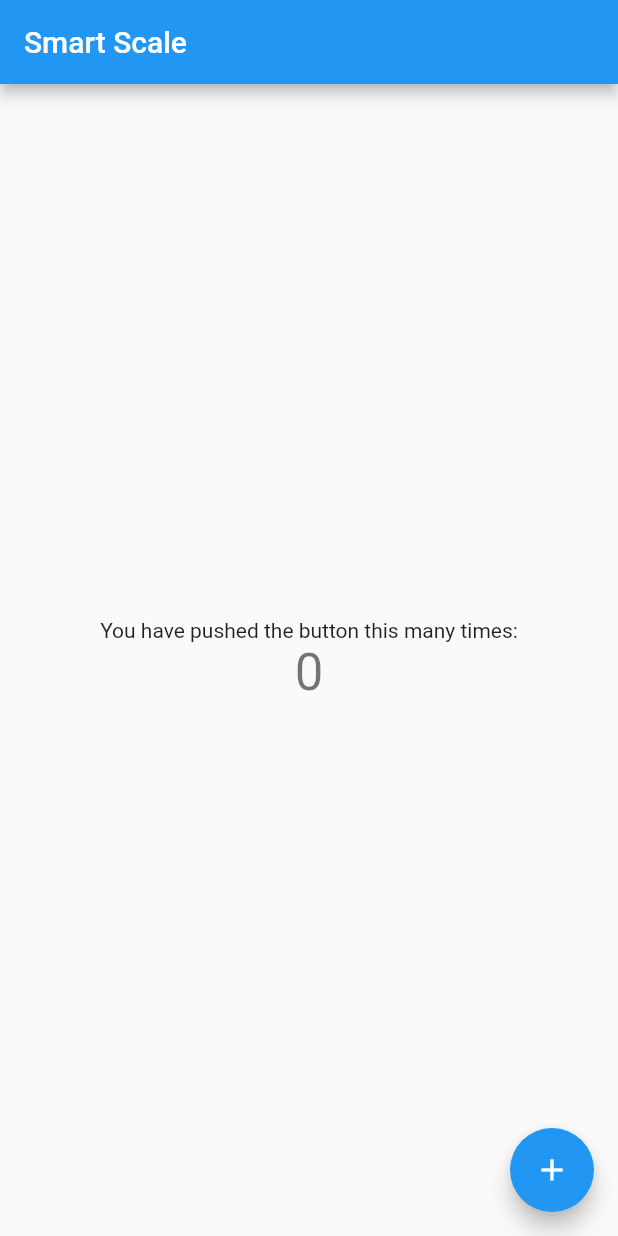
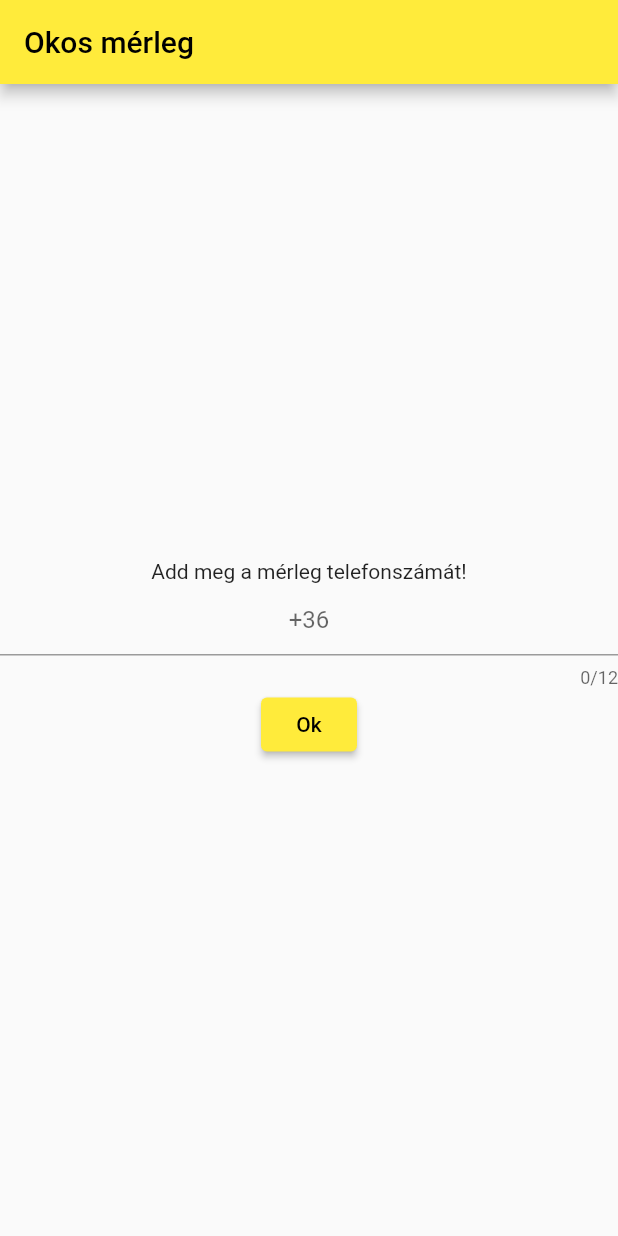
Before and after one commit to tzsombor95/MyFirstFlutter, a Flutter app: the screen it shows after launch, on a phone screen of 412 x 824 dp. Run offline on Flutter 3.47's test engine with Material 2 defaults, Android fonts, the light colour scheme and no system bars; our stand-ins replace shared_preferences.

Commit message:
login screen

```diff
--- a/flutter_native_splash.yaml
+++ b/flutter_native_splash.yaml
@@ -60,7 +60,7 @@ flutter_native_splash:
   #       To show the notification bar, add the following code to your Flutter app:
   #       WidgetsFlutterBinding.ensureInitialized();
   #       SystemChrome.setEnabledSystemUIOverlays([SystemUiOverlay.bottom, SystemUiOverlay.top]);
-  fullscreen: true
+  #fullscreen: true
 
   # If you have changed the name(s) of your info.plist file(s), you can specify the filename(s)
   # with the info_plist_files parameter.  Remove only the # characters in the three lines below,
--- /dev/null
+++ b/lib/login_screen.dart
@@ -0,0 +1,93 @@
+import 'package:flutter/cupertino.dart';
+import 'package:flutter/material.dart';
+import 'package:flutter/services.dart';
+import 'package:shared_preferences/shared_preferences.dart';
+import 'home.dart';
+
+class LoginPage extends StatefulWidget {
+  const LoginPage({Key? key}) : super(key: key);
+
+  @override
+  State<LoginPage> createState() => _MyLoginPageState();
+}
+
+class _MyLoginPageState extends State<LoginPage> {
+  FocusNode focusNode = FocusNode();
+  String hintText = "+36";
+  final _telnumberController = TextEditingController();
+  final _preferenceService = PreferenceService();
+
+  @override
+  void initState() {
+    super.initState();
+    _populateField();
+    focusNode.addListener(() {
+      if (focusNode.hasFocus && _telnumberController.text.isEmpty) {
+        hintText = '';
+      }
+      setState(() {});
+    });
+  }
+
+  void _populateField() async {
+    final tel_number = await _preferenceService.getTelephoneNumber();
+    setState(() {
+      _telnumberController.text = tel_number;
+    });
+  }
+
+
+  @override
+  Widget build(BuildContext context) {
+    return Scaffold(
+      appBar: AppBar(
+        title: Text("Okos mérleg"),
+      ),
+      body: Center(
+        child: Column(
+          mainAxisAlignment: MainAxisAlignment.center,
+          children: <Widget>[
+            const Text(
+              'Add meg a mérleg telefonszámát!',
+            ),
+            TextField(
+              controller: _telnumberController,
+              focusNode: focusNode,
+              keyboardType: TextInputType.number,
+              maxLength: 12,
+              textAlign: TextAlign.center,
+              decoration: InputDecoration(
+                hintText: hintText,
+                )
+              ),
+            ElevatedButton(
+                onPressed: () {
+                  _preferenceService.saveTelephoneNumber(_telnumberController.text);
+                  Navigator.push(
+                    context,
+                    MaterialPageRoute(builder: (context) => MyHomePage(title: 'Okos mérleg')),
+                  );
+                },
+                child: const Text("Ok"))
+          ],
+        ),
+      ), // This trailing comma makes auto-formatting nicer for build methods.
+    );
+  }
+}
+
+class PreferenceService {
+  Future saveTelephoneNumber(String text) async {
+    final preferences = await SharedPreferences.getInstance();
+
+    await preferences.setString("telnumber", text);
+    print("Saved telephone number");
+  }
+
+  Future getTelephoneNumber() async {
+    final preferences = await SharedPreferences.getInstance();
+
+    final telnumber = preferences.getString('telnumber');
+    return telnumber;
+  }
+}
--- a/lib/main.dart
+++ b/lib/main.dart
@@ -1,6 +1,5 @@
 import 'package:flutter/material.dart';
-import 'package:myfirstapp/splash.dart';
-import 'home.dart';
+import 'login_screen.dart';
 
 void main() {
   runApp(const MyApp());
@@ -13,20 +12,11 @@ class MyApp extends StatelessWidget {
   @override
   Widget build(BuildContext context) {
     return MaterialApp(
-      title: 'Flutter Demo',
+      debugShowCheckedModeBanner: false,
       theme: ThemeData(
-        // This is the theme of your application.
-        //
-        // Try running your application with "flutter run". You'll see the
-        // application has a blue toolbar. Then, without quitting the app, try
-        // changing the primarySwatch below to Colors.green and then invoke
-        // "hot reload" (press "r" in the console where you ran "flutter run",
-        // or simply save your changes to "hot reload" in a Flutter IDE).
-        // Notice that the counter didn't reset back to zero; the application
-        // is not restarted.
-        primarySwatch: Colors.blue,
+        primarySwatch: Colors.yellow,
       ),
-      home: const MyHomePage(title: 'Smart Scale'),
+      home: const LoginPage(),
     );
   }
 }
--- a/pubspec.yaml
+++ b/pubspec.yaml
@@ -47,6 +47,8 @@ dev_dependencies:
   flutter_lints: ^1.0.0
   flutter_native_splash: ^1.3.1
   flutter_launcher_icons: ^0.9.2
+  shared_preferences: ^2.0.9
+  fl_chart: ^0.40.2
 
 # For information on the generic Dart part of this file, see the
 # following page: https://dart.dev/tools/pub/pubspec
```
Also changed, not shown: lib/splash.dart (deleted, +0 -29 lines), pubspec.lock, 2 other files.
